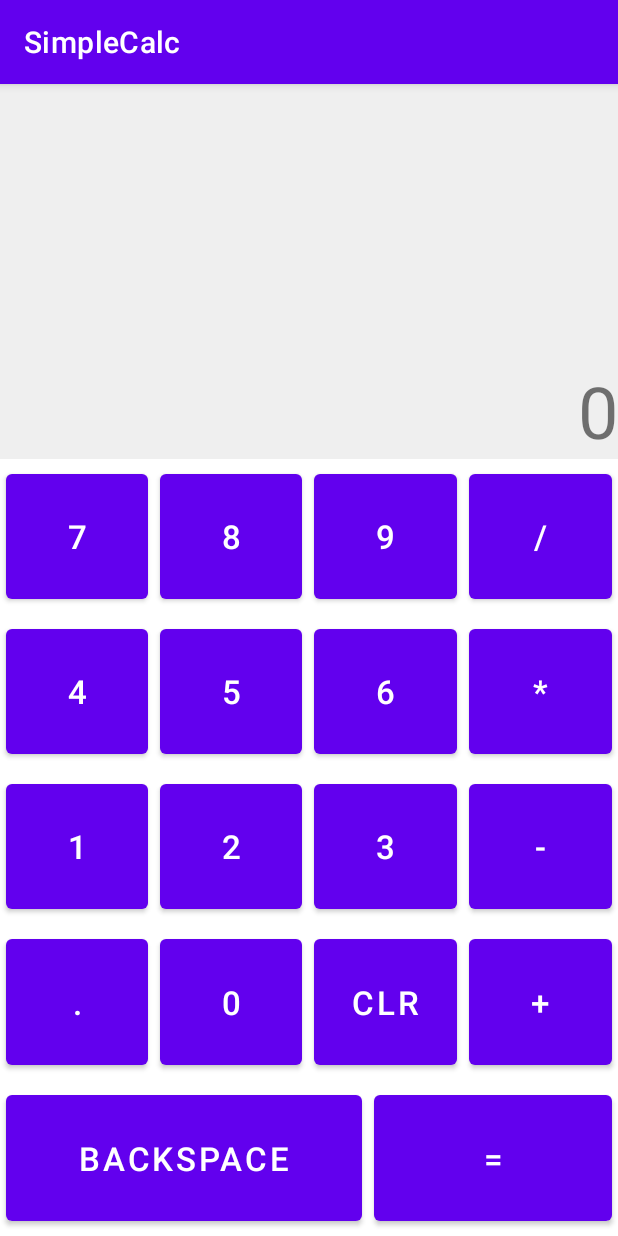
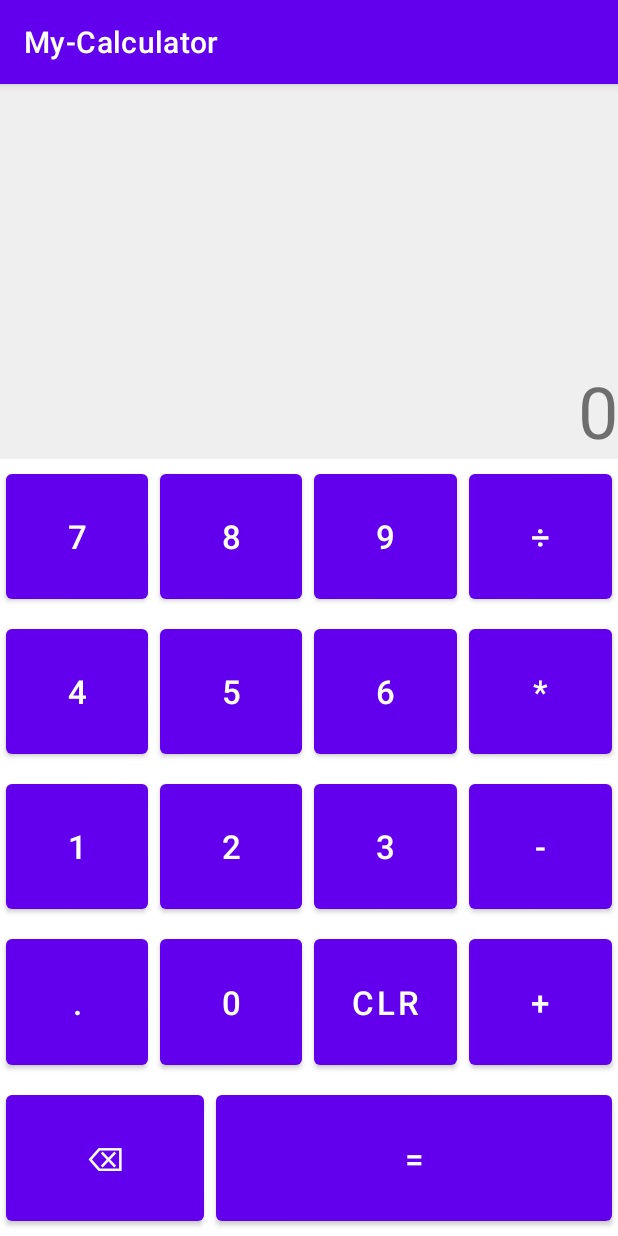
Before and after one commit to mertoenjosh/My-Calculator, an Android app: the screen it shows after launch (MainActivity), on a phone screen of 412 x 824 dp. Run offline under Robolectric (Android 15) with nearby library versions, the phone set to English and light mode, and no system bars.

Commit message:
changed backspace  and divide icon

```diff
--- a/app/src/main/java/com/mertoenjosh/myapplication/MainActivity.kt
+++ b/app/src/main/java/com/mertoenjosh/myapplication/MainActivity.kt
@@ -95,8 +95,8 @@ class MainActivity : AppCompatActivity() {
                     tvDisplay.text = removeZeroAfterResult((one.toDouble() * two.toDouble()).toString())
                 }
 
-                if (inputValue.contains("/")) {
-                    var (one, two) = inputValue.split("/")
+                if (inputValue.contains("÷")) {
+                    var (one, two) = inputValue.split("÷")
 
                     if (prefix.isNotEmpty()) {
                         one = prefix + one
--- a/app/src/main/res/layout/activity_main.xml
+++ b/app/src/main/res/layout/activity_main.xml
@@ -61,7 +61,7 @@
             android:layout_width="0dp"
             android:layout_height="match_parent"
             android:layout_weight="1"
-            android:text="/"
+            android:text="÷"
             android:textSize="@dimen/text_size"
             android:layout_margin="@dimen/btn_margin"
             android:onClick="onOperator"/>
@@ -227,11 +227,17 @@
             android:id="@+id/btnDelete"
             android:layout_width="0dp"
             android:layout_height="match_parent"
-            android:layout_weight="3"
-            android:text="Backspace"
+            android:layout_weight="1"
+            android:text="\u232b"
             android:textSize="@dimen/text_size"
             android:layout_margin="@dimen/btn_margin"
             android:onClick="onDelete"/>
+
+<!--
+        <Key android:codes="-5" android:keyLabel="⌫"
+             android:keyWidth="15%p" android:keyEdgeFlags="right"
+             android:isRepeatable="true"/>
+-->
 
         <Button
             android:id="@+id/btnEqual"
--- a/app/src/main/res/values/strings.xml
+++ b/app/src/main/res/values/strings.xml
@@ -1,3 +1,3 @@
 <resources>
-    <string name="app_name">SimpleCalc</string>
+    <string name="app_name">My-Calculator</string>
 </resources>
```
